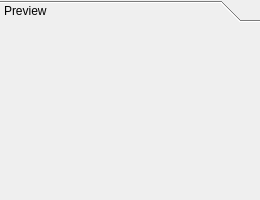
Old version of the form Widgets/PreviewWidget.ui in the repository CasparCG/client.
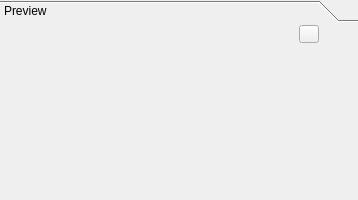
New version of the form. Icons and pictures are not drawn.

Patch:
```diff
--- a/Widgets/PreviewWidget.ui
+++ b/Widgets/PreviewWidget.ui
@@ -6,7 +6,7 @@
    <rect>
     <x>0</x>
     <y>0</y>
-    <width>260</width>
+    <width>358</width>
     <height>200</height>
    </rect>
   </property>
@@ -33,87 +33,158 @@
        <rect>
         <x>0</x>
         <y>0</y>
-        <width>260</width>
+        <width>358</width>
         <height>179</height>
        </rect>
       </property>
       <attribute name="label">
        <string>Preview</string>
       </attribute>
-      <layout class="QGridLayout" name="gridLayout">
-       <item row="1" column="1">
-        <widget class="QLabel" name="labelPreview">
-         <property name="minimumSize">
-          <size>
-           <width>228</width>
-           <height>128</height>
-          </size>
+      <layout class="QVBoxLayout" name="verticalLayout_2">
+       <property name="spacing">
+        <number>0</number>
+       </property>
+       <property name="margin">
+        <number>0</number>
+       </property>
+       <item>
+        <layout class="QGridLayout" name="gridLayout">
+         <property name="spacing">
+          <number>0</number>
          </property>
-         <property name="maximumSize">
-          <size>
-           <width>228</width>
-           <height>128</height>
-          </size>
-         </property>
-         <property name="scaledContents">
-          <bool>true</bool>
-         </property>
-         <property name="alignment">
-          <set>Qt::AlignCenter</set>
-         </property>
-        </widget>
-       </item>
-       <item row="1" column="0">
-        <spacer name="horizontalSpacerLeft">
-         <property name="orientation">
-          <enum>Qt::Horizontal</enum>
-         </property>
-         <property name="sizeHint" stdset="0">
-          <size>
-           <width>10</width>
-           <height>20</height>
-          </size>
-         </property>
-        </spacer>
-       </item>
-       <item row="1" column="2">
-        <spacer name="horizontalSpacerRight">
-         <property name="orientation">
-          <enum>Qt::Horizontal</enum>
-         </property>
-         <property name="sizeHint" stdset="0">
-          <size>
-           <width>10</width>
-           <height>10</height>
-          </size>
-         </property>
-        </spacer>
-       </item>
-       <item row="0" column="1">
-        <spacer name="verticalSpacerTop">
-         <property name="orientation">
-          <enum>Qt::Vertical</enum>
-         </property>
-         <property name="sizeHint" stdset="0">
-          <size>
-           <width>10</width>
-           <height>10</height>
-          </size>
-         </property>
-        </spacer>
-       </item>
-       <item row="2" column="1">
-        <spacer name="verticalSpacerBottom">
-         <property name="orientation">
-          <enum>Qt::Vertical</enum>
-         </property>
-         <property name="sizeHint" stdset="0">
-          <size>
-           <width>10</width>
-           <height>10</height>
-          </size>
-         </property>
-        </spacer>
+         <item row="1" column="0">
+          <spacer name="horizontalSpacerLeft2">
+           <property name="orientation">
+            <enum>Qt::Horizontal</enum>
+           </property>
+           <property name="sizeHint" stdset="0">
+            <size>
+             <width>10</width>
+             <height>10</height>
+            </size>
+           </property>
+          </spacer>
+         </item>
+         <item row="2" column="2">
+          <spacer name="verticalSpacerBottom">
+           <property name="orientation">
+            <enum>Qt::Vertical</enum>
+           </property>
+           <property name="sizeHint" stdset="0">
+            <size>
+             <width>10</width>
+             <height>10</height>
+            </size>
+           </property>
+          </spacer>
+         </item>
+         <item row="0" column="2">
+          <spacer name="verticalSpacerTop">
+           <property name="orientation">
+            <enum>Qt::Vertical</enum>
+           </property>
+           <property name="sizeHint" stdset="0">
+            <size>
+             <width>10</width>
+             <height>10</height>
+            </size>
+           </property>
+          </spacer>
+         </item>
+         <item row="1" column="3">
+          <spacer name="horizontalSpacerRight1">
+           <property name="orientation">
+            <enum>Qt::Horizontal</enum>
+           </property>
+           <property name="sizeType">
+            <enum>QSizePolicy::Fixed</enum>
+           </property>
+           <property name="sizeHint" stdset="0">
+            <size>
+             <width>6</width>
+             <height>10</height>
+            </size>
+           </property>
+          </spacer>
+         </item>
+         <item row="0" column="4">
+          <widget class="QToolButton" name="toolButtonAlphaPreview">
+           <property name="minimumSize">
+            <size>
+             <width>20</width>
+             <height>18</height>
+            </size>
+           </property>
+           <property name="maximumSize">
+            <size>
+             <width>20</width>
+             <height>18</height>
+            </size>
+           </property>
+           <property name="toolTip">
+            <string>Alpha Preview</string>
+           </property>
+           <property name="text">
+            <string/>
+           </property>
+           <property name="icon">
+            <iconset resource="Resource.qrc">
+             <normaloff>:/Graphics/Images/AlphaPreview.png</normaloff>:/Graphics/Images/AlphaPreview.png</iconset>
+           </property>
+          </widget>
+         </item>
+         <item row="1" column="5">
+          <spacer name="horizontalSpacerRight2">
+           <property name="orientation">
+            <enum>Qt::Horizontal</enum>
+           </property>
+           <property name="sizeHint" stdset="0">
+            <size>
+             <width>11</width>
+             <height>10</height>
+            </size>
+           </property>
+          </spacer>
+         </item>
+         <item row="1" column="1">
+          <spacer name="horizontalSpacerLeft1">
+           <property name="orientation">
+            <enum>Qt::Horizontal</enum>
+           </property>
+           <property name="sizeType">
+            <enum>QSizePolicy::Fixed</enum>
+           </property>
+           <property name="sizeHint" stdset="0">
+            <size>
+             <width>26</width>
+             <height>10</height>
+            </size>
+           </property>
+          </spacer>
+         </item>
+         <item row="1" column="2">
+          <widget class="QLabel" name="labelPreview">
+           <property name="minimumSize">
+            <size>
+             <width>228</width>
+             <height>128</height>
+            </size>
+           </property>
+           <property name="maximumSize">
+            <size>
+             <width>228</width>
+             <height>128</height>
+            </size>
+           </property>
+           <property name="scaledContents">
+            <bool>true</bool>
+           </property>
+           <property name="alignment">
+            <set>Qt::AlignCenter</set>
+           </property>
+          </widget>
+         </item>
+        </layout>
        </item>
       </layout>
      </widget>
```
Left out of the diff: 25 changed lines with no effect on the pictures.
